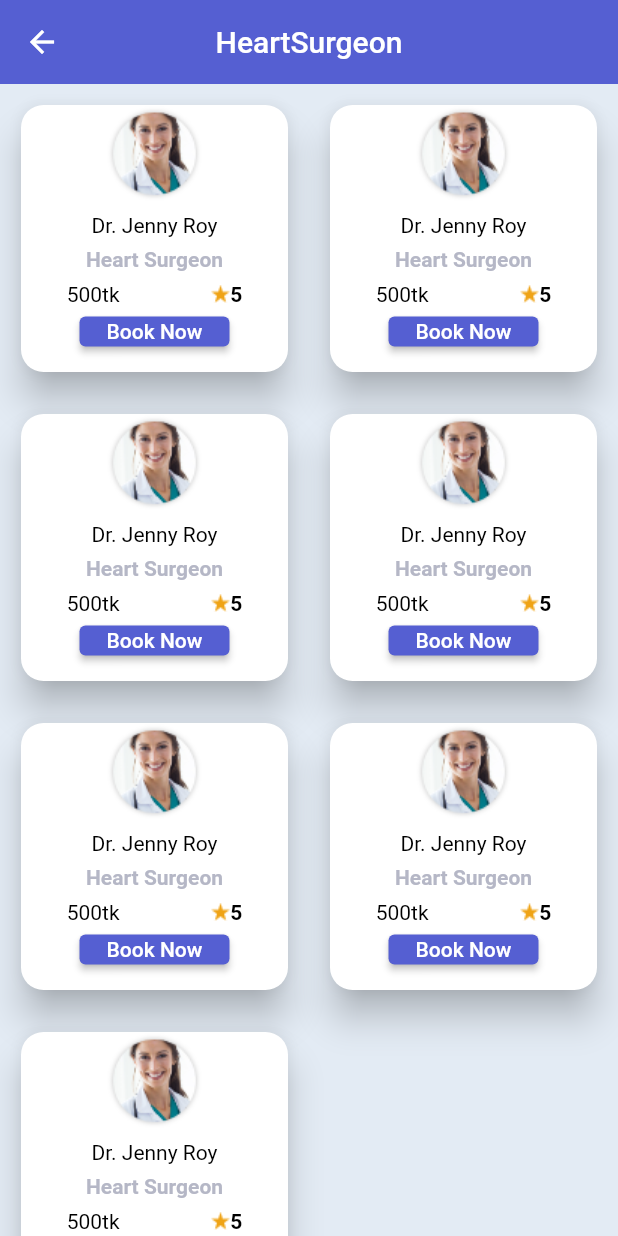
After one commit to devshakibhasan/Doctor_Appointment, a Flutter app: the MyHomePage screen opened directly, after a tap on "Orthopaedic", on a phone screen of 412 x 824 dp. The commit adds this screen. Run offline on Flutter 3.47's test engine with Material 2 defaults, Android fonts, the phone set to English and light mode, and no system bars; our stand-ins replace expandable, shared_preferences; accounts and stored records are empty.

Commit message:
three catagori  page created

```diff
--- /dev/null
+++ b/lib/Pages/Home/Components/Heart Surgeon.dart
@@ -0,0 +1,116 @@
+import 'package:flutter/material.dart';
+// ignore_for_file: prefer_const_constructors
+class HeartSurgeon extends StatelessWidget {
+  const HeartSurgeon({
+    Key? key,
+  }) : super(key: key);
+
+  @override
+  Widget build(BuildContext context) {
+    return Scaffold(
+      appBar: AppBar(
+        elevation: 0.0,
+        backgroundColor: const Color(0xff555FD2),
+        centerTitle: true,
+        // ignore: prefer_const_constructors
+        title: Text(
+          'HeartSurgeon',
+          // ignore: prefer_const_constructors, unnecessary_new
+          style: TextStyle(
+            fontSize: 20.0,
+            fontWeight: FontWeight.w500,
+            color: Colors.white,
+          ),
+        ),
+      ),
+      body: Container(
+        color: Color(0xffE3EBF4),
+        child: GridView.builder(
+          gridDelegate: const SliverGridDelegateWithFixedCrossAxisCount(
+            crossAxisCount: 2,
+            mainAxisSpacing: 20.0,
+            crossAxisSpacing: 20.0,
+          ),
+          itemCount: 7,
+          padding: EdgeInsets.all(10.0),
+          itemBuilder: (BuildContext context, int index) {
+            return Container(
+              height: 100.0,
+              width: 30.0,
+              child: Card(
+                shape: RoundedRectangleBorder(
+                  borderRadius: BorderRadius.circular(15.0),
+                ),
+                elevation: 10.0,
+                child: Column(
+                  crossAxisAlignment: CrossAxisAlignment.center,
+                  mainAxisAlignment: MainAxisAlignment.spaceBetween,
+                  children: [
+                    Image.asset(
+                      "assets/images/doctor_1.png",
+                    ),
+                     Text(
+                      "Dr. Jenny Roy",
+                      style: TextStyle(
+                        color: Colors.black,
+                      ),
+                    ),
+                     Text(
+                      "Heart Surgeon",
+                      style: TextStyle(
+                        fontWeight: FontWeight.bold,
+                        color: Color(0xffB5B7C6),
+                      ),
+                    ),
+                    Row(
+                      mainAxisAlignment: MainAxisAlignment.spaceAround,
+                      // ignore: prefer_const_literals_to_create_immutables
+                      children: [
+                        Text(
+                          "500tk",
+                          style: TextStyle(
+                            color: Colors.black,
+                          ),
+                        ),
+                        Row(
+                          children: [
+                            Image.asset(
+                              "assets/logo/star.png",
+                            ),
+                            Text(
+                              "5",
+                              style: TextStyle(
+                                color: Colors.black,
+                                fontWeight: FontWeight.bold,
+                              ),
+                            )
+                          ],
+                        ),
+                      ],
+                    ),
+                    ConstrainedBox(
+                      constraints:
+                          BoxConstraints.tightFor(width: 100.0, height: 20.0),
+                      child: ElevatedButton(
+                        child: Text(
+                          "Book Now",
+                          style: TextStyle(
+                            color: Colors.white,
+                          ),
+                        ),
+                        onPressed: () {},
+                      ),
+                    ),
+                    SizedBox(
+                      height: 10.0,
+                    )
+                  ],
+                ),
+              ),
+            );
+          },
+        ),
+      ),
+    );
+  }
+}
--- a/lib/Pages/Home/Components/catagories.dart
+++ b/lib/Pages/Home/Components/catagories.dart
@@ -1,5 +1,11 @@
+// ignore_for_file: prefer_const_literals_to_create_immutables, prefer_const_constructors
+
 import 'package:doctor_chamber/Pages/Home/Components/top_doctor.dart';
 import 'package:flutter/material.dart';
+
+import 'Dentist.dart';
+import 'Heart Surgeon.dart';
+import 'Cardiologist.dart';
 
 class Catagories extends StatelessWidget {
   const Catagories({
@@ -41,7 +47,16 @@ class Catagories extends StatelessWidget {
           child: Row(
             mainAxisAlignment: MainAxisAlignment.spaceAround,
             children: [
-              Container(
+              GestureDetector(
+                onTap: () {
+                  Navigator.push(
+                    context,
+                    MaterialPageRoute(
+                      builder: ((BuildContext context) => Cardiologist()),
+                    ),
+                  );
+                },
+                child: Container(
                   color: Color(0xffE6EFF9),
                   width: 100.0,
                   height: 100.0,
@@ -64,7 +79,17 @@ class Catagories extends StatelessWidget {
                     ),
                   ),
                 ),
-              Container(
+              ),
+              GestureDetector(
+                onTap: () {
+                  Navigator.push(
+                    context,
+                    MaterialPageRoute(
+                      builder: ((BuildContext context) => HeartSurgeon()),
+                    ),
+                  );
+                },
+                child: Container(
                   color: Color(0xffE6EFF9),
                   width: 100.0,
                   height: 100.0,
@@ -87,7 +112,17 @@ class Catagories extends StatelessWidget {
                     ),
                   ),
                 ),
-              Container(
+              ),
+              GestureDetector(
+                onTap: () {
+                  Navigator.push(
+                    context,
+                    MaterialPageRoute(
+                      builder: ((BuildContext context) => Dentist()),
+                    ),
+                  );
+                },
+                child: Container(
                   color: Color(0xffE6EFF9),
                   width: 100.0,
                   height: 100.0,
@@ -107,6 +142,7 @@ class Catagories extends StatelessWidget {
                           ),
                         )
                       ],
+                    ),
                   ),
                 ),
               ),
--- a/lib/Pages/Home/Components/doctor_list.dart
+++ b/lib/Pages/Home/Components/doctor_list.dart
@@ -1,3 +1,5 @@
+// ignore_for_file: prefer_const_constructors
+
 import 'package:flutter/material.dart';
 
 class DoctorList extends StatelessWidget {
@@ -87,12 +89,14 @@ class DoctorList extends StatelessWidget {
                   ),
                   ConstrainedBox(
                     constraints:
-                        BoxConstraints.tightFor(width: 70.0, height: 25.0),
+                        BoxConstraints.tightFor(width: 100.0, height: 25.0),
                     child: ElevatedButton(
-                      child: Text(
-                        "Book",
-                        style: TextStyle(
-                          color: Colors.white,
+                      child: Center(
+                        child: Text(
+                          "Book Now",
+                          style: TextStyle(
+                            color: Colors.white,
+                          ),
                         ),
                       ),
                       onPressed: () {},
```
Also changed, not shown: lib/Pages/Home/Components/Cardiologist.dart (added, +116 -0 lines), lib/Pages/Home/Components/Dentist.dart (added, +117 -0 lines), lib/Pages/Home/home.dart (+1 -7 lines). Lines whose indentation alone changed are shown as unchanged.
